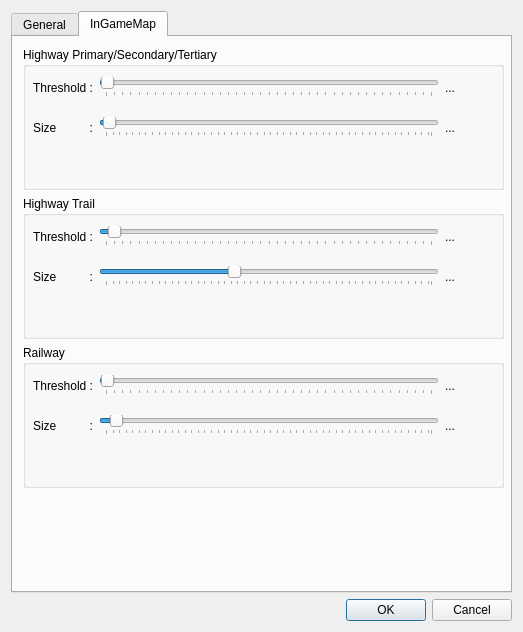
First picture: the form in src/editor/preferencesdialog.ui, repository Unjammer/WorldEd, before the edit.
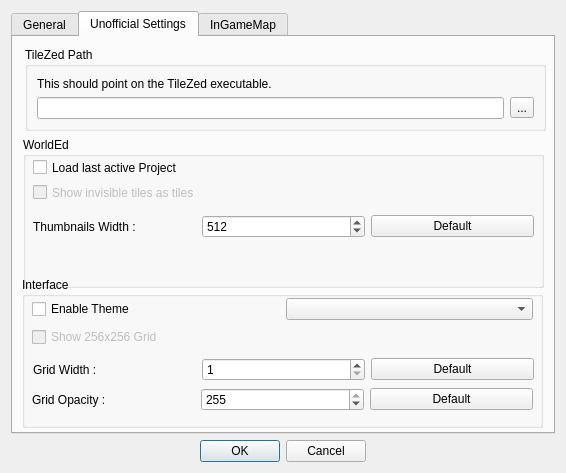
Second picture: the form after the edit. The open tabs and pages were chosen to show the change. Custom widgets are drawn as their Qt base class.

Diff of the .ui file:
```diff
--- a/src/editor/preferencesdialog.ui
+++ b/src/editor/preferencesdialog.ui
@@ -6,29 +6,22 @@
    <rect>
     <x>0</x>
     <y>0</y>
-    <width>523</width>
-    <height>632</height>
+    <width>566</width>
+    <height>473</height>
    </rect>
   </property>
+  <property name="minimumSize">
+   <size>
+    <width>566</width>
+    <height>473</height>
+   </size>
+  </property>
   <property name="windowTitle">
    <string>Preferences</string>
   </property>
-  <layout class="QGridLayout" name="gridLayout">
-   <item row="1" column="0">
-    <widget class="QDialogButtonBox" name="buttonBox">
-     <property name="orientation">
-      <enum>Qt::Horizontal</enum>
-     </property>
-     <property name="standardButtons">
-      <set>QDialogButtonBox::Cancel|QDialogButtonBox::Ok</set>
-     </property>
-    </widget>
-   </item>
-   <item row="0" column="0">
+  <layout class="QVBoxLayout" name="verticalLayout_4">
+   <item>
     <widget class="QTabWidget" name="tabWidget">
-     <property name="enabled">
-      <bool>true</bool>
-     </property>
      <property name="currentIndex">
       <number>0</number>
      </property>
@@ -88,177 +81,6 @@
             </layout>
            </widget>
           </item>
-          <item>
-           <layout class="QHBoxLayout" name="horizontalLayout_12">
-            <property name="topMargin">
-             <number>0</number>
-            </property>
-            <item>
-             <widget class="QLabel" name="label_12">
-              <property name="text">
-               <string>Grid Opacity :        </string>
-              </property>
-             </widget>
-            </item>
-            <item>
-             <widget class="QSpinBox" name="gridOpacity">
-              <property name="maximum">
-               <number>255</number>
-              </property>
-              <property name="value">
-               <number>128</number>
-              </property>
-             </widget>
-            </item>
-            <item>
-             <widget class="QToolButton" name="btn_GridOpacityDefault">
-              <property name="enabled">
-               <bool>false</bool>
-              </property>
-              <property name="text">
-               <string>Default</string>
-              </property>
-             </widget>
-            </item>
-            <item>
-             <spacer name="horizontalSpacer_3">
-              <property name="orientation">
-               <enum>Qt::Horizontal</enum>
-              </property>
-              <property name="sizeHint" stdset="0">
-               <size>
-                <width>40</width>
-                <height>20</height>
-               </size>
-              </property>
-             </spacer>
-            </item>
-           </layout>
-          </item>
-          <item>
-           <layout class="QHBoxLayout" name="horizontalLayout_13">
-            <property name="topMargin">
-             <number>0</number>
-            </property>
-            <item>
-             <widget class="QLabel" name="label_13">
-              <property name="text">
-               <string>Grid Width :           </string>
-              </property>
-             </widget>
-            </item>
-            <item>
-             <widget class="QSpinBox" name="gridWidth">
-              <property name="sizePolicy">
-               <sizepolicy hsizetype="Fixed" vsizetype="Fixed">
-                <horstretch>0</horstretch>
-                <verstretch>0</verstretch>
-               </sizepolicy>
-              </property>
-              <property name="minimum">
-               <number>1</number>
-              </property>
-              <property name="maximum">
-               <number>6</number>
-              </property>
-             </widget>
-            </item>
-            <item>
-             <widget class="QToolButton" name="btn_GridWidthDefault">
-              <property name="enabled">
-               <bool>false</bool>
-              </property>
-              <property name="text">
-               <string>Default</string>
-              </property>
-             </widget>
-            </item>
-            <item>
-             <spacer name="horizontalSpacer_4">
-              <property name="orientation">
-               <enum>Qt::Horizontal</enum>
-              </property>
-              <property name="sizeHint" stdset="0">
-               <size>
-                <width>40</width>
-                <height>20</height>
-               </size>
-              </property>
-             </spacer>
-            </item>
-           </layout>
-          </item>
-          <item>
-           <layout class="QHBoxLayout" name="horizontalLayout_11">
-            <property name="spacing">
-             <number>0</number>
-            </property>
-            <property name="sizeConstraint">
-             <enum>QLayout::SetDefaultConstraint</enum>
-            </property>
-            <property name="topMargin">
-             <number>0</number>
-            </property>
-            <item>
-             <widget class="QLabel" name="label_11">
-              <property name="sizePolicy">
-               <sizepolicy hsizetype="Fixed" vsizetype="Fixed">
-                <horstretch>0</horstretch>
-                <verstretch>0</verstretch>
-               </sizepolicy>
-              </property>
-              <property name="text">
-               <string>Thumbnails Width :  </string>
-              </property>
-             </widget>
-            </item>
-            <item>
-             <widget class="QSpinBox" name="thumbWidth">
-              <property name="sizePolicy">
-               <sizepolicy hsizetype="Fixed" vsizetype="Fixed">
-                <horstretch>0</horstretch>
-                <verstretch>0</verstretch>
-               </sizepolicy>
-              </property>
-              <property name="minimum">
-               <number>64</number>
-              </property>
-              <property name="maximum">
-               <number>16384</number>
-              </property>
-              <property name="singleStep">
-               <number>64</number>
-              </property>
-              <property name="value">
-               <number>512</number>
-              </property>
-             </widget>
-            </item>
-            <item>
-             <widget class="QToolButton" name="btn_ThumbDefault">
-              <property name="enabled">
-               <bool>false</bool>
-              </property>
-              <property name="text">
-               <string>Default</string>
-              </property>
-             </widget>
-            </item>
-            <item>
-             <spacer name="horizontalSpacer">
-              <property name="orientation">
-               <enum>Qt::Horizontal</enum>
-              </property>
-              <property name="sizeHint" stdset="0">
-               <size>
-                <width>40</width>
-                <height>20</height>
-               </size>
-              </property>
-             </spacer>
-            </item>
-           </layout>
-          </item>
           <item>
            <widget class="QCheckBox" name="openGL">
             <property name="text">
@@ -281,20 +103,6 @@
             </property>
            </widget>
           </item>
-          <item>
-           <widget class="QCheckBox" name="LoadLastActiv">
-            <property name="text">
-             <string>Load last active Project</string>
-            </property>
-           </widget>
-          </item>
-          <item>
-           <widget class="QCheckBox" name="enableDarkTheme">
-            <property name="text">
-             <string>Enable Dark Theme</string>
-            </property>
-           </widget>
-          </item>
           <item>
            <layout class="QHBoxLayout" name="horizontalLayout">
             <item>
@@ -405,178 +213,513 @@
       </layout>
      </widget>
      <widget class="QWidget" name="tab">
-      <property name="enabled">
-       <bool>true</bool>
-      </property>
-      <property name="cursor">
-       <cursorShape>ArrowCursor</cursorShape>
-      </property>
       <attribute name="title">
-       <string>InGameMap</string>
+       <string>Unofficial Settings</string>
       </attribute>
-      <widget class="QWidget" name="verticalLayoutWidget">
-       <property name="geometry">
-        <rect>
-         <x>10</x>
-         <y>10</y>
-         <width>481</width>
-         <height>441</height>
-        </rect>
-       </property>
-       <layout class="QVBoxLayout" name="verticalLayout_3">
-        <item>
          <widget class="QGroupBox" name="groupBox">
+       <property name="geometry">
+        <rect>
+         <x>10</x>
+         <y>100</y>
+         <width>521</width>
+         <height>151</height>
+        </rect>
+       </property>
+       <property name="title">
+        <string>WorldEd</string>
+       </property>
+       <widget class="QCheckBox" name="LoadLastActiv">
+        <property name="geometry">
+         <rect>
+          <x>10</x>
+          <y>20</y>
+          <width>451</width>
+          <height>21</height>
+         </rect>
+        </property>
+        <property name="text">
+         <string>Load last active Project</string>
+        </property>
+       </widget>
+       <widget class="QWidget" name="layoutWidget">
+        <property name="geometry">
+         <rect>
+          <x>10</x>
+          <y>74</y>
+          <width>501</width>
+          <height>31</height>
+         </rect>
+        </property>
+        <layout class="QHBoxLayout" name="horizontalLayout_6">
+         <item>
+          <widget class="QLabel" name="label_5">
+           <property name="text">
+            <string>Thumbnails Width :</string>
+           </property>
+          </widget>
+         </item>
+         <item>
+          <widget class="QSpinBox" name="thumbWidth">
+           <property name="minimum">
+            <number>32</number>
+           </property>
+           <property name="maximum">
+            <number>8192</number>
+           </property>
+           <property name="singleStep">
+            <number>32</number>
+           </property>
+           <property name="value">
+            <number>512</number>
+           </property>
+          </widget>
+         </item>
+         <item>
+          <widget class="QPushButton" name="thumbWidthDefault">
+           <property name="text">
+            <string>Default</string>
+           </property>
+          </widget>
+         </item>
+        </layout>
+       </widget>
+       <widget class="QCheckBox" name="checkBox">
           <property name="enabled">
+         <bool>false</bool>
+        </property>
+        <property name="geometry">
+         <rect>
+          <x>10</x>
+          <y>40</y>
+          <width>461</width>
+          <height>31</height>
+         </rect>
+        </property>
+        <property name="text">
+         <string>Show invisible tiles as tiles</string>
+        </property>
+       </widget>
+      </widget>
+      <widget class="QGroupBox" name="groupBox_5">
+       <property name="geometry">
+        <rect>
+         <x>9</x>
+         <y>240</y>
+         <width>521</width>
+         <height>151</height>
+        </rect>
+       </property>
+       <property name="title">
+        <string>Interface</string>
+       </property>
+       <widget class="QWidget" name="layoutWidget">
+        <property name="geometry">
+         <rect>
+          <x>11</x>
+          <y>80</y>
+          <width>501</width>
+          <height>25</height>
+         </rect>
+        </property>
+        <layout class="QHBoxLayout" name="horizontalLayout_7">
+         <item>
+          <widget class="QLabel" name="label_6">
+           <property name="text">
+            <string>Grid Width :</string>
+           </property>
+          </widget>
+         </item>
+         <item>
+          <widget class="QSpinBox" name="gridWidth">
+           <property name="minimum">
+            <number>1</number>
+           </property>
+           <property name="maximum">
+            <number>10</number>
+           </property>
+           <property name="singleStep">
+            <number>1</number>
+           </property>
+           <property name="value">
+            <number>1</number>
+           </property>
+          </widget>
+         </item>
+         <item>
+          <widget class="QPushButton" name="gridWidthDefault">
+           <property name="text">
+            <string>Default</string>
+           </property>
+          </widget>
+         </item>
+        </layout>
+       </widget>
+       <widget class="QWidget" name="layoutWidget">
+        <property name="geometry">
+         <rect>
+          <x>10</x>
+          <y>110</y>
+          <width>501</width>
+          <height>25</height>
+         </rect>
+        </property>
+        <layout class="QHBoxLayout" name="horizontalLayout_8">
+         <item>
+          <widget class="QLabel" name="label_7">
+           <property name="text">
+            <string>Grid Opacity :</string>
+           </property>
+          </widget>
+         </item>
+         <item>
+          <widget class="QSpinBox" name="gridOpacity">
+           <property name="minimum">
+            <number>1</number>
+           </property>
+           <property name="maximum">
+            <number>255</number>
+           </property>
+           <property name="singleStep">
+            <number>1</number>
+           </property>
+           <property name="value">
+            <number>255</number>
+           </property>
+          </widget>
+         </item>
+         <item>
+          <widget class="QPushButton" name="gridOpacityDefault">
+           <property name="text">
+            <string>Default</string>
+           </property>
+          </widget>
+         </item>
+        </layout>
+       </widget>
+       <widget class="QCheckBox" name="showGrid256">
+        <property name="enabled">
+         <bool>false</bool>
+        </property>
+        <property name="geometry">
+         <rect>
+          <x>10</x>
+          <y>50</y>
+          <width>461</width>
+          <height>20</height>
+         </rect>
+        </property>
+        <property name="text">
+         <string>Show 256x256 Grid</string>
+        </property>
+       </widget>
+       <widget class="QWidget" name="layoutWidget">
+        <property name="geometry">
+         <rect>
+          <x>10</x>
+          <y>20</y>
+          <width>501</width>
+          <height>24</height>
+         </rect>
+        </property>
+        <layout class="QHBoxLayout" name="horizontalLayout_16">
+         <item>
+          <widget class="QCheckBox" name="enableDarkTheme">
+           <property name="text">
+            <string>Enable Theme</string>
+           </property>
+          </widget>
+         </item>
+         <item>
+          <widget class="QComboBox" name="themeListbox"/>
+         </item>
+        </layout>
+       </widget>
+      </widget>
+      <widget class="QGroupBox" name="groupBox_9">
+       <property name="geometry">
+        <rect>
+         <x>12</x>
+         <y>10</y>
+         <width>521</width>
+         <height>84</height>
+        </rect>
+       </property>
+       <property name="title">
+        <string>TileZed Path</string>
+       </property>
+       <layout class="QVBoxLayout" name="verticalLayout_6">
+        <item>
+         <widget class="QLabel" name="label_15">
+          <property name="text">
+           <string>This should point on the TileZed executable.</string>
+          </property>
+         </widget>
+        </item>
+        <item>
+         <layout class="QHBoxLayout" name="horizontalLayout_15">
+          <item>
+           <widget class="QLineEdit" name="tileZedPath">
+            <property name="readOnly">
            <bool>true</bool>
+            </property>
+           </widget>
+          </item>
+          <item>
+           <widget class="QToolButton" name="browseTileZedPath">
+            <property name="text">
+             <string>...</string>
+            </property>
+           </widget>
+          </item>
+         </layout>
+        </item>
+       </layout>
+      </widget>
+     </widget>
+     <widget class="QWidget" name="tabIInGameMap">
+      <attribute name="title">
+       <string>InGameMap</string>
+      </attribute>
+      <widget class="QGroupBox" name="groupBox_6">
+       <property name="geometry">
+        <rect>
+         <x>10</x>
+         <y>9</y>
+         <width>521</width>
+         <height>91</height>
+        </rect>
           </property>
           <property name="title">
            <string>Highway Primary/Secondary/Tertiary</string>
           </property>
-          <widget class="QWidget" name="horizontalLayoutWidget">
+       <widget class="QWidget" name="layoutWidget">
            <property name="geometry">
             <rect>
              <x>10</x>
              <y>20</y>
-             <width>461</width>
-             <height>41</height>
+          <width>505</width>
+          <height>31</height>
             </rect>
            </property>
            <layout class="QHBoxLayout" name="horizontalLayout_5">
             <item>
-             <widget class="QLabel" name="label_5">
+          <widget class="QLabel" name="label_8">
+           <property name="minimumSize">
+            <size>
+             <width>75</width>
+             <height>0</height>
+            </size>
+           </property>
+           <property name="lineWidth">
+            <number>1</number>
+           </property>
               <property name="text">
                <string>Threshold :</string>
               </property>
+           <property name="indent">
+            <number>-1</number>
+           </property>
              </widget>
             </item>
             <item>
              <widget class="QSlider" name="hsThresholdHP">
-              <property name="enabled">
-               <bool>true</bool>
-              </property>
-              <property name="sizePolicy">
-               <sizepolicy hsizetype="Preferred" vsizetype="Fixed">
-                <horstretch>7</horstretch>
-                <verstretch>0</verstretch>
-               </sizepolicy>
+           <property name="minimumSize">
+            <size>
+             <width>0</width>
+             <height>0</height>
+            </size>
               </property>
               <property name="minimum">
                <number>1</number>
               </property>
               <property name="maximum">
-               <number>4000</number>
+            <number>100000</number>
+           </property>
+           <property name="singleStep">
+            <number>1</number>
+           </property>
+           <property name="pageStep">
+            <number>1000</number>
               </property>
               <property name="value">
-               <number>10</number>
+            <number>1000</number>
               </property>
               <property name="orientation">
                <enum>Qt::Horizontal</enum>
               </property>
               <property name="tickPosition">
-               <enum>QSlider::TicksBelow</enum>
+            <enum>QSlider::TicksAbove</enum>
               </property>
               <property name="tickInterval">
-               <number>100</number>
+            <number>0</number>
               </property>
              </widget>
             </item>
             <item>
              <widget class="QLabel" name="lblThresholdHP">
-              <property name="sizePolicy">
-               <sizepolicy hsizetype="Preferred" vsizetype="Preferred">
-                <horstretch>1</horstretch>
-                <verstretch>0</verstretch>
-               </sizepolicy>
+           <property name="minimumSize">
+            <size>
+             <width>50</width>
+             <height>0</height>
+            </size>
               </property>
               <property name="text">
-               <string>...</string>
+            <string>0</string>
+           </property>
+           <property name="alignment">
+            <set>Qt::AlignRight|Qt::AlignTrailing|Qt::AlignVCenter</set>
+           </property>
+          </widget>
+         </item>
+         <item>
+          <widget class="QPushButton" name="hsThresholdHPDefault">
+           <property name="minimumSize">
+            <size>
+             <width>0</width>
+             <height>0</height>
+            </size>
+           </property>
+           <property name="maximumSize">
+            <size>
+             <width>16777215</width>
+             <height>16777215</height>
+            </size>
+           </property>
+           <property name="text">
+            <string>Default</string>
               </property>
              </widget>
             </item>
            </layout>
           </widget>
-          <widget class="QWidget" name="horizontalLayoutWidget_2">
+       <widget class="QWidget" name="layoutWidget_2">
            <property name="geometry">
             <rect>
              <x>10</x>
-             <y>60</y>
-             <width>461</width>
-             <height>41</height>
-            </rect>
-           </property>
-           <layout class="QHBoxLayout" name="horizontalLayout_6">
+          <y>50</y>
+          <width>505</width>
+          <height>31</height>
+         </rect>
+        </property>
+        <layout class="QHBoxLayout" name="horizontalLayout_9">
             <item>
-             <widget class="QLabel" name="label_6">
+          <widget class="QLabel" name="label_9">
+           <property name="minimumSize">
+            <size>
+             <width>75</width>
+             <height>0</height>
+            </size>
+           </property>
               <property name="text">
-               <string>Size          :</string>
+            <string>Size:</string>
               </property>
              </widget>
             </item>
             <item>
              <widget class="QSlider" name="hsSizeHP">
-              <property name="sizePolicy">
-               <sizepolicy hsizetype="Preferred" vsizetype="Fixed">
-                <horstretch>7</horstretch>
-                <verstretch>0</verstretch>
-               </sizepolicy>
+           <property name="minimumSize">
+            <size>
+             <width>0</width>
+             <height>0</height>
+            </size>
               </property>
               <property name="minimum">
                <number>1</number>
               </property>
               <property name="maximum">
-               <number>100</number>
+            <number>300</number>
+           </property>
+           <property name="singleStep">
+            <number>1</number>
               </property>
               <property name="value">
-               <number>2</number>
-              </property>
-              <property name="sliderPosition">
-               <number>2</number>
+            <number>40</number>
+           </property>
+           <property name="tracking">
+            <bool>true</bool>
               </property>
               <property name="orientation">
                <enum>Qt::Horizontal</enum>
               </property>
               <property name="tickPosition">
-               <enum>QSlider::TicksBelow</enum>
+            <enum>QSlider::TicksAbove</enum>
               </property>
               <property name="tickInterval">
-               <number>2</number>
+            <number>0</number>
               </property>
              </widget>
             </item>
             <item>
              <widget class="QLabel" name="lblSizeHP">
-              <property name="sizePolicy">
-               <sizepolicy hsizetype="Preferred" vsizetype="Preferred">
-                <horstretch>1</horstretch>
-                <verstretch>0</verstretch>
-               </sizepolicy>
+           <property name="minimumSize">
+            <size>
+             <width>50</width>
+             <height>0</height>
+            </size>
               </property>
               <property name="text">
-               <string>...</string>
-              </property>
-             </widget>
-            </item>
-           </layout>
-          </widget>
+            <string>0</string>
+           </property>
+           <property name="alignment">
+            <set>Qt::AlignRight|Qt::AlignTrailing|Qt::AlignVCenter</set>
+           </property>
          </widget>
         </item>
         <item>
-         <widget class="QGroupBox" name="groupBox_5">
+          <widget class="QPushButton" name="hsSizeHPDefault">
+           <property name="minimumSize">
+            <size>
+             <width>0</width>
+             <height>0</height>
+            </size>
+           </property>
+           <property name="maximumSize">
+            <size>
+             <width>16777215</width>
+             <height>16777215</height>
+            </size>
+           </property>
+           <property name="text">
+            <string>Default</string>
+           </property>
+          </widget>
+         </item>
+        </layout>
+       </widget>
+      </widget>
+      <widget class="QGroupBox" name="groupBox_7">
+       <property name="geometry">
+        <rect>
+         <x>10</x>
+         <y>100</y>
+         <width>521</width>
+         <height>91</height>
+        </rect>
+       </property>
           <property name="title">
            <string>Highway Trail</string>
           </property>
-          <widget class="QWidget" name="horizontalLayoutWidget_3">
+       <widget class="QWidget" name="layoutWidget_4">
            <property name="geometry">
             <rect>
              <x>10</x>
              <y>20</y>
-             <width>461</width>
-             <height>41</height>
-            </rect>
-           </property>
-           <layout class="QHBoxLayout" name="horizontalLayout_7">
+          <width>505</width>
+          <height>31</height>
+         </rect>
+        </property>
+        <layout class="QHBoxLayout" name="horizontalLayout_11">
             <item>
-             <widget class="QLabel" name="label_7">
+          <widget class="QLabel" name="label_11">
+           <property name="minimumSize">
+            <size>
+             <width>75</width>
+             <height>0</height>
+            </size>
+           </property>
+           <property name="lineWidth">
+            <number>1</number>
+           </property>
               <property name="text">
                <string>Threshold :</string>
               </property>
@@ -584,80 +727,114 @@
             </item>
             <item>
              <widget class="QSlider" name="hsThresholdHT">
-              <property name="enabled">
-               <bool>true</bool>
-              </property>
-              <property name="sizePolicy">
-               <sizepolicy hsizetype="Preferred" vsizetype="Fixed">
-                <horstretch>7</horstretch>
-                <verstretch>0</verstretch>
-               </sizepolicy>
+           <property name="minimumSize">
+            <size>
+             <width>0</width>
+             <height>0</height>
+            </size>
               </property>
               <property name="minimum">
                <number>1</number>
               </property>
               <property name="maximum">
-               <number>4000</number>
+            <number>100000</number>
+           </property>
+           <property name="singleStep">
+            <number>1</number>
+           </property>
+           <property name="pageStep">
+            <number>1000</number>
               </property>
               <property name="value">
-               <number>100</number>
+            <number>1000</number>
               </property>
               <property name="orientation">
                <enum>Qt::Horizontal</enum>
               </property>
               <property name="tickPosition">
-               <enum>QSlider::TicksBelow</enum>
+            <enum>QSlider::TicksAbove</enum>
               </property>
               <property name="tickInterval">
-               <number>100</number>
+            <number>0</number>
               </property>
              </widget>
             </item>
             <item>
              <widget class="QLabel" name="lblThresholdHT">
-              <property name="sizePolicy">
-               <sizepolicy hsizetype="Preferred" vsizetype="Preferred">
-                <horstretch>1</horstretch>
-                <verstretch>0</verstretch>
-               </sizepolicy>
+           <property name="minimumSize">
+            <size>
+             <width>50</width>
+             <height>0</height>
+            </size>
               </property>
               <property name="text">
-               <string>...</string>
+            <string>0</string>
+           </property>
+           <property name="alignment">
+            <set>Qt::AlignRight|Qt::AlignTrailing|Qt::AlignVCenter</set>
+           </property>
+          </widget>
+         </item>
+         <item>
+          <widget class="QPushButton" name="hsThresholdHTDefault">
+           <property name="minimumSize">
+            <size>
+             <width>0</width>
+             <height>0</height>
+            </size>
+           </property>
+           <property name="maximumSize">
+            <size>
+             <width>16777215</width>
+             <height>16777215</height>
+            </size>
+           </property>
+           <property name="text">
+            <string>Default</string>
               </property>
              </widget>
             </item>
            </layout>
           </widget>
-          <widget class="QWidget" name="horizontalLayoutWidget_4">
+       <widget class="QWidget" name="layoutWidget_5">
            <property name="geometry">
             <rect>
              <x>10</x>
-             <y>60</y>
-             <width>461</width>
-             <height>41</height>
-            </rect>
-           </property>
-           <layout class="QHBoxLayout" name="horizontalLayout_8">
+          <y>50</y>
+          <width>505</width>
+          <height>31</height>
+         </rect>
+        </property>
+        <layout class="QHBoxLayout" name="horizontalLayout_12">
             <item>
-             <widget class="QLabel" name="label_8">
+          <widget class="QLabel" name="label_12">
+           <property name="minimumSize">
+            <size>
+             <width>75</width>
+             <height>0</height>
+            </size>
+           </property>
               <property name="text">
-               <string>Size          :</string>
+            <string>Size:</string>
               </property>
              </widget>
             </item>
             <item>
              <widget class="QSlider" name="hsSizeHT">
-              <property name="sizePolicy">
-               <sizepolicy hsizetype="Preferred" vsizetype="Fixed">
-                <horstretch>7</horstretch>
-                <verstretch>0</verstretch>
-               </sizepolicy>
+           <property name="minimumSize">
+            <size>
+             <width>0</width>
+             <height>0</height>
+            </size>
               </property>
               <property name="minimum">
                <number>1</number>
               </property>
               <property name="maximum">
-               <number>100</number>
+            <number>300</number>
+           </property>
+           <property name="singleStep">
+            <number>1</number>
               </property>
               <property name="value">
                <number>40</number>
@@ -666,45 +843,73 @@
                <enum>Qt::Horizontal</enum>
               </property>
               <property name="tickPosition">
-               <enum>QSlider::TicksBelow</enum>
+            <enum>QSlider::TicksAbove</enum>
               </property>
               <property name="tickInterval">
-               <number>2</number>
+            <number>0</number>
               </property>
              </widget>
             </item>
             <item>
              <widget class="QLabel" name="lblSizeHT">
-              <property name="sizePolicy">
-               <sizepolicy hsizetype="Preferred" vsizetype="Preferred">
-                <horstretch>1</horstretch>
-                <verstretch>0</verstretch>
-               </sizepolicy>
+           <property name="minimumSize">
+            <size>
+             <width>50</width>
+             <height>0</height>
+            </size>
               </property>
               <property name="text">
-               <string>...</string>
-              </property>
-             </widget>
-            </item>
-           </layout>
-          </widget>
+            <string>0</string>
+           </property>
+           <property name="alignment">
+            <set>Qt::AlignRight|Qt::AlignTrailing|Qt::AlignVCenter</set>
+           </property>
          </widget>
         </item>
         <item>
-         <widget class="QGroupBox" name="groupBox_6">
+          <widget class="QPushButton" name="hsSizeHTDefault">
+           <property name="minimumSize">
+            <size>
+             <width>0</width>
+             <height>0</height>
+            </size>
+           </property>
+           <property name="maximumSize">
+            <size>
+             <width>16777215</width>
+             <height>16777215</height>
+            </size>
+           </property>
+           <property name="text">
+            <string>Default</string>
+           </property>
+          </widget>
+         </item>
+        </layout>
+       </widget>
+      </widget>
+      <widget class="QGroupBox" name="groupBox_8">
+       <property name="geometry">
+        <rect>
+         <x>10</x>
+         <y>190</y>
+         <width>521</width>
+         <height>91</height>
+        </rect>
+       </property>
           <property name="title">
            <string>Railway</string>
           </property>
-          <widget class="QWidget" name="horizontalLayoutWidget_5">
+       <widget class="QWidget" name="layoutWidget_6">
            <property name="geometry">
             <rect>
              <x>10</x>
              <y>20</y>
-             <width>461</width>
-             <height>41</height>
-            </rect>
-           </property>
-           <layout class="QHBoxLayout" name="horizontalLayout_9">
+          <width>505</width>
+          <height>31</height>
+         </rect>
+        </property>
+        <layout class="QHBoxLayout" name="horizontalLayout_13">
             <item>
              <widget class="QLabel" name="label_9">
               <property name="text">
@@ -714,86 +919,123 @@
             </item>
             <item>
              <widget class="QSlider" name="hsThresholdR">
-              <property name="enabled">
-               <bool>true</bool>
-              </property>
-              <property name="sizePolicy">
-               <sizepolicy hsizetype="Preferred" vsizetype="Fixed">
-                <horstretch>7</horstretch>
-                <verstretch>0</verstretch>
-               </sizepolicy>
+           <property name="minimumSize">
+            <size>
+             <width>0</width>
+             <height>0</height>
+            </size>
               </property>
               <property name="minimum">
                <number>1</number>
               </property>
               <property name="maximum">
-               <number>4000</number>
+            <number>100000</number>
+           </property>
+           <property name="singleStep">
+            <number>1</number>
+           </property>
+           <property name="pageStep">
+            <number>1000</number>
               </property>
               <property name="value">
-               <number>10</number>
+            <number>1000</number>
+           </property>
+           <property name="sliderPosition">
+            <number>1000</number>
               </property>
               <property name="orientation">
                <enum>Qt::Horizontal</enum>
               </property>
               <property name="tickPosition">
-               <enum>QSlider::TicksBelow</enum>
+            <enum>QSlider::TicksAbove</enum>
               </property>
               <property name="tickInterval">
-               <number>100</number>
+            <number>0</number>
               </property>
              </widget>
             </item>
             <item>
              <widget class="QLabel" name="lblThresholdR">
-              <property name="sizePolicy">
-               <sizepolicy hsizetype="Preferred" vsizetype="Preferred">
-                <horstretch>1</horstretch>
-                <verstretch>0</verstretch>
-               </sizepolicy>
-              </property>
+           <property name="minimumSize">
+            <size>
+             <width>50</width>
+             <height>0</height>
+            </size>
+           </property>
+           <property name="layoutDirection">
+            <enum>Qt::LeftToRight</enum>
+           </property>
               <property name="text">
-               <string>...</string>
+            <string>0</string>
+           </property>
+           <property name="alignment">
+            <set>Qt::AlignRight|Qt::AlignTrailing|Qt::AlignVCenter</set>
+           </property>
+          </widget>
+         </item>
+         <item>
+          <widget class="QPushButton" name="hsThresholdRDefault">
+           <property name="minimumSize">
+            <size>
+             <width>0</width>
+             <height>0</height>
+            </size>
+           </property>
+           <property name="maximumSize">
+            <size>
+             <width>16777215</width>
+             <height>16777215</height>
+            </size>
+           </property>
+           <property name="text">
+            <string>Default</string>
               </property>
              </widget>
             </item>
            </layout>
           </widget>
-          <widget class="QWidget" name="horizontalLayoutWidget_6">
+       <widget class="QWidget" name="layoutWidget_7">
            <property name="geometry">
             <rect>
              <x>10</x>
-             <y>60</y>
-             <width>461</width>
-             <height>41</height>
-            </rect>
-           </property>
-           <layout class="QHBoxLayout" name="horizontalLayout_10">
+          <y>50</y>
+          <width>505</width>
+          <height>31</height>
+         </rect>
+        </property>
+        <layout class="QHBoxLayout" name="horizontalLayout_14">
             <item>
-             <widget class="QLabel" name="label_10">
+          <widget class="QLabel" name="label_14">
+           <property name="minimumSize">
+            <size>
+             <width>75</width>
+             <height>0</height>
+            </size>
+           </property>
               <property name="text">
-               <string>Size          :</string>
+            <string>Size:</string>
               </property>
              </widget>
             </item>
             <item>
              <widget class="QSlider" name="hsSizeR">
-              <property name="enabled">
-               <bool>true</bool>
-              </property>
-              <property name="sizePolicy">
-               <sizepolicy hsizetype="Preferred" vsizetype="Fixed">
-                <horstretch>7</horstretch>
-                <verstretch>0</verstretch>
-               </sizepolicy>
+           <property name="minimumSize">
+            <size>
+             <width>0</width>
+             <height>0</height>
+            </size>
               </property>
               <property name="minimum">
                <number>1</number>
               </property>
               <property name="maximum">
-               <number>100</number>
+            <number>300</number>
+           </property>
+           <property name="singleStep">
+            <number>1</number>
               </property>
               <property name="value">
-               <number>4</number>
+            <number>40</number>
               </property>
               <property name="tracking">
                <bool>false</bool>
@@ -802,33 +1044,68 @@
                <enum>Qt::Horizontal</enum>
               </property>
               <property name="tickPosition">
-               <enum>QSlider::TicksBelow</enum>
+            <enum>QSlider::TicksAbove</enum>
               </property>
               <property name="tickInterval">
-               <number>2</number>
+            <number>0</number>
               </property>
              </widget>
             </item>
             <item>
              <widget class="QLabel" name="lblSizeR">
-              <property name="sizePolicy">
-               <sizepolicy hsizetype="Preferred" vsizetype="Preferred">
-                <horstretch>1</horstretch>
-                <verstretch>0</verstretch>
-               </sizepolicy>
-              </property>
+           <property name="minimumSize">
+            <size>
+             <width>50</width>
+             <height>0</height>
+            </size>
+           </property>
+           <property name="layoutDirection">
+            <enum>Qt::LeftToRight</enum>
+           </property>
               <property name="text">
-               <string>...</string>
-              </property>
-             </widget>
-            </item>
-           </layout>
+            <string>0</string>
+           </property>
+           <property name="alignment">
+            <set>Qt::AlignRight|Qt::AlignTrailing|Qt::AlignVCenter</set>
+           </property>
+          </widget>
+         </item>
+         <item>
+          <widget class="QPushButton" name="hsSizeRDefault">
+           <property name="minimumSize">
+            <size>
+             <width>0</width>
+             <height>0</height>
+            </size>
+           </property>
+           <property name="maximumSize">
+            <size>
+             <width>16777215</width>
+             <height>16777215</height>
+            </size>
+           </property>
+           <property name="text">
+            <string>Default</string>
+           </property>
           </widget>
-         </widget>
         </item>
        </layout>
       </widget>
      </widget>
+     </widget>
+    </widget>
+   </item>
+   <item>
+    <widget class="QDialogButtonBox" name="buttonBox">
+     <property name="orientation">
+      <enum>Qt::Horizontal</enum>
+     </property>
+     <property name="standardButtons">
+      <set>QDialogButtonBox::Cancel|QDialogButtonBox::Ok</set>
+     </property>
+     <property name="centerButtons">
+      <bool>true</bool>
+     </property>
     </widget>
    </item>
   </layout>
```
Left out of the diff: 179 changed lines with no effect on the pictures. Lines whose indentation alone changed are shown as unchanged.
